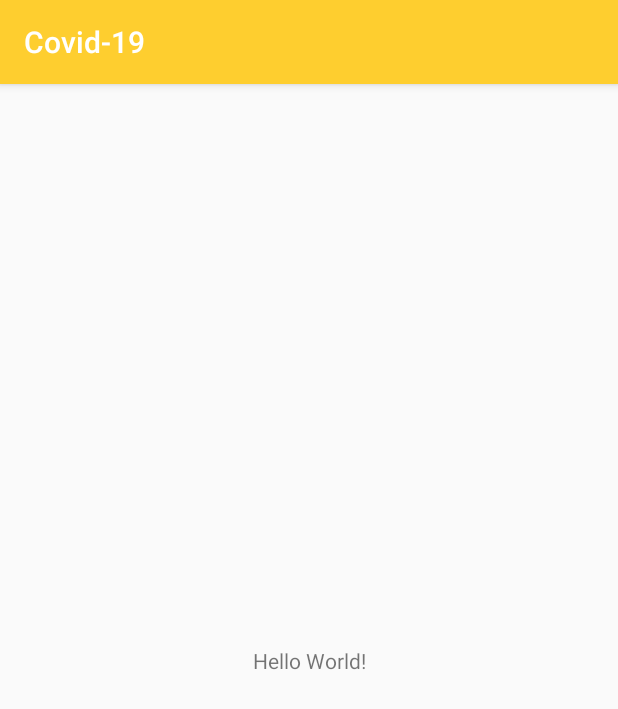
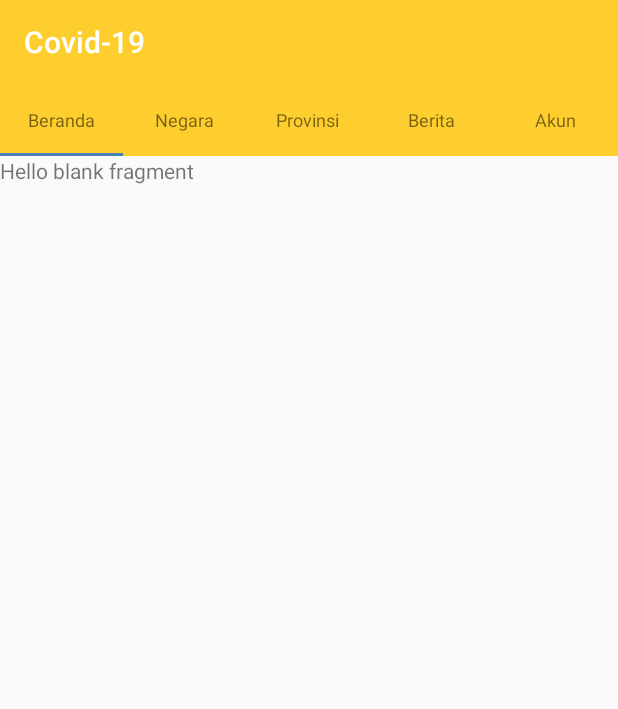
Before and after one commit to RizkiKarianata/smk-coding-covid-app, an Android app: the MainActivity screen opened directly, with no data from a screen before it, on a phone screen of 412 x 824 dp. Shown: the top 709 px of the screen. Run offline under Robolectric (Android 15) with nearby library versions, the phone set to English and light mode, and no system bars; Roboto replaces fonts that are not available here.

Commit message:
Add Tab Layout

```diff
--- a/app/src/main/AndroidManifest.xml
+++ b/app/src/main/AndroidManifest.xml
@@ -34,7 +34,7 @@
                 <category android:name="android.intent.category.LAUNCHER" />
             </intent-filter>
         </activity>
-        <activity android:name=".MainActivity" />
+        <activity android:name=".activity.MainActivity" />
 
         <meta-data
             android:name="preloaded_fonts"
--- a/app/src/main/java/com/example/challenge2/activity/LoginActivity.kt
+++ b/app/src/main/java/com/example/challenge2/activity/LoginActivity.kt
@@ -7,7 +7,6 @@ import com.example.challenge2.R
 import android.view.Window
 import android.view.WindowManager
 import android.widget.Toast
-import com.example.challenge2.MainActivity
 import kotlinx.android.synthetic.main.activity_login.*
 
 class LoginActivity : AppCompatActivity() {
--- /dev/null
+++ b/app/src/main/java/com/example/challenge2/activity/MainActivity.kt
@@ -0,0 +1,29 @@
+package com.example.challenge2.activity
+
+import androidx.appcompat.app.AppCompatActivity
+import android.os.Bundle
+import com.google.android.material.tabs.TabLayoutMediator
+import com.google.android.material.tabs.TabLayoutMediator.TabConfigurationStrategy
+import android.view.Window
+import android.view.WindowManager
+import com.example.challenge2.R
+import com.example.challenge2.adapter.ViewPagerAdapter
+import kotlinx.android.synthetic.main.activity_main.*
+
+class MainActivity : AppCompatActivity() {
+
+    val menuTeks = arrayOf("Beranda", "Negara", "Provinsi", "Berita", "Akun")
+
+    override fun onCreate(savedInstanceState: Bundle?) {
+        requestWindowFeature(Window.FEATURE_NO_TITLE)
+        super.onCreate(savedInstanceState)
+        window.setFlags(WindowManager.LayoutParams.FLAG_FULLSCREEN, WindowManager.LayoutParams.FLAG_FULLSCREEN)
+        setContentView(R.layout.activity_main)
+        val adapter = ViewPagerAdapter(this)
+        view_pager.setAdapter(adapter);
+        TabLayoutMediator(tab_layout, view_pager, TabConfigurationStrategy { tab, position ->
+            tab.text = menuTeks[position]
+        }).attach()
+        supportActionBar?.elevation = 0F
+    }
+}
--- /dev/null
+++ b/app/src/main/java/com/example/challenge2/adapter/ViewPagerAdapter.kt
@@ -0,0 +1,28 @@
+package com.example.challenge2.adapter
+
+import android.content.Context
+import android.widget.Toast
+import androidx.fragment.app.Fragment
+import androidx.fragment.app.FragmentActivity
+import androidx.viewpager2.adapter.FragmentStateAdapter
+import com.example.challenge2.fragment.*
+
+class ViewPagerAdapter(fragmentActivity: FragmentActivity) :
+    FragmentStateAdapter(fragmentActivity) {
+    private val JUMLAH_MENU = 5
+    override fun createFragment(position: Int): Fragment {
+        when (position) {
+            0 -> { return HomeFragment() }
+            1 -> { return CountryFragment() }
+            2 -> { return ProvincesFragment() }
+            3 -> { return NewsFragment() }
+            4 -> { return ProfileFragment() }
+            else -> {
+                return HomeFragment()
+            }
+        }
+    }
+    override fun getItemCount(): Int {
+        return JUMLAH_MENU
+    }
+}
--- /dev/null
+++ b/app/src/main/java/com/example/challenge2/fragment/HomeFragment.kt
@@ -0,0 +1,24 @@
+package com.example.challenge2.fragment
+
+import android.os.Bundle
+import androidx.fragment.app.Fragment
+import android.view.LayoutInflater
+import android.view.View
+import android.view.ViewGroup
+
+import com.example.challenge2.R
+
+/**
+ * A simple [Fragment] subclass.
+ */
+class HomeFragment : Fragment() {
+
+    override fun onCreateView(
+        inflater: LayoutInflater, container: ViewGroup?,
+        savedInstanceState: Bundle?
+    ): View? {
+        // Inflate the layout for this fragment
+        return inflater.inflate(R.layout.fragment_home, container, false)
+    }
+
+}
--- a/app/src/main/res/layout/activity_login.xml
+++ b/app/src/main/res/layout/activity_login.xml
@@ -46,7 +46,7 @@
             android:layout_marginBottom="10dp"
             android:hint="@string/nama_pengguna"
             android:autofillHints=""
-            android:inputType="textPassword" />
+            android:inputType="text" />
 
         <EditText
             android:id="@+id/passwordLog"
--- a/app/src/main/res/layout/activity_main.xml
+++ b/app/src/main/res/layout/activity_main.xml
@@ -1,18 +1,24 @@
 <?xml version="1.0" encoding="utf-8"?>
-<androidx.constraintlayout.widget.ConstraintLayout xmlns:android="http://schemas.android.com/apk/res/android"
+<LinearLayout xmlns:android="http://schemas.android.com/apk/res/android"
+    xmlns:tools="http://schemas.android.com/tools"
     xmlns:app="http://schemas.android.com/apk/res-auto"
-    xmlns:tools="http://schemas.android.com/tools"
     android:layout_width="match_parent"
     android:layout_height="match_parent"
-    tools:context=".MainActivity">
-
-    <TextView
-        android:layout_width="wrap_content"
+    android:orientation="vertical"
+    tools:context=".activity.MainActivity">
+    <com.google.android.material.tabs.TabLayout
+        android:id="@+id/tab_layout"
+        android:layout_width="match_parent"
         android:layout_height="wrap_content"
-        android:text="Hello World!"
-        app:layout_constraintBottom_toBottomOf="parent"
-        app:layout_constraintLeft_toLeftOf="parent"
-        app:layout_constraintRight_toRightOf="parent"
-        app:layout_constraintTop_toTopOf="parent" />
-
-</androidx.constraintlayout.widget.ConstraintLayout>
+        android:background="#FECE2F"
+        app:tabTextAppearance="@style/MyCustomTabText"/>
+    <androidx.viewpager2.widget.ViewPager2
+        android:id="@+id/view_pager"
+        android:layout_width="match_parent"
+        android:layout_height="0dp"
+        android:layout_weight="1"/>
+    <View
+        android:layout_width="match_parent"
+        android:layout_height="1.5dp"
+        android:background="#F5F5F5"/>
+</LinearLayout>
--- /dev/null
+++ b/app/src/main/res/layout/fragment_home.xml
@@ -0,0 +1,14 @@
+<?xml version="1.0" encoding="utf-8"?>
+<FrameLayout xmlns:android="http://schemas.android.com/apk/res/android"
+    xmlns:tools="http://schemas.android.com/tools"
+    android:layout_width="match_parent"
+    android:layout_height="match_parent"
+    tools:context=".fragment.HomeFragment">
+
+    <!-- TODO: Update blank fragment layout -->
+    <TextView
+        android:layout_width="match_parent"
+        android:layout_height="match_parent"
+        android:text="@string/hello_blank_fragment" />
+
+</FrameLayout>
--- a/app/src/main/res/values/strings.xml
+++ b/app/src/main/res/values/strings.xml
@@ -21,4 +21,7 @@
     <string name="kata_sandii">Kata Sandi</string>
     <string name="daftarr">Daftar</string>
     <string name="kembali">Kembali</string>
+
+    <!-- TODO: Remove or change this placeholder text -->
+    <string name="hello_blank_fragment">Hello blank fragment</string>
 </resources>
--- a/app/src/main/res/values/styles.xml
+++ b/app/src/main/res/values/styles.xml
@@ -13,5 +13,8 @@
     </style>
     <style name="RegisterTheme" parent="Theme.AppCompat.Light.NoActionBar">
     </style>
+    <style name="MyCustomTabText">
+        <item name="android:textSize">12sp</item>
+    </style>
 
 </resources>
```
Also changed, not shown: app/src/main/java/com/example/challenge2/MainActivity.kt (deleted, +0 -15 lines), app/src/main/java/com/example/challenge2/fragment/CountryFragment.kt (added, +24 -0 lines), app/src/main/java/com/example/challenge2/fragment/NewsFragment.kt (added, +24 -0 lines), app/src/main/java/com/example/challenge2/fragment/ProfileFragment.kt (added, +24 -0 lines), app/src/main/java/com/example/challenge2/fragment/ProvincesFragment.kt (added, +24 -0 lines), app/src/main/res/layout/fragment_country.xml (added, +14 -0 lines), app/src/main/res/layout/fragment_news.xml (added, +14 -0 lines), app/src/main/res/layout/fragment_profile.xml (added, +14 -0 lines), app/src/main/res/layout/fragment_provinces.xml (added, +14 -0 lines).
